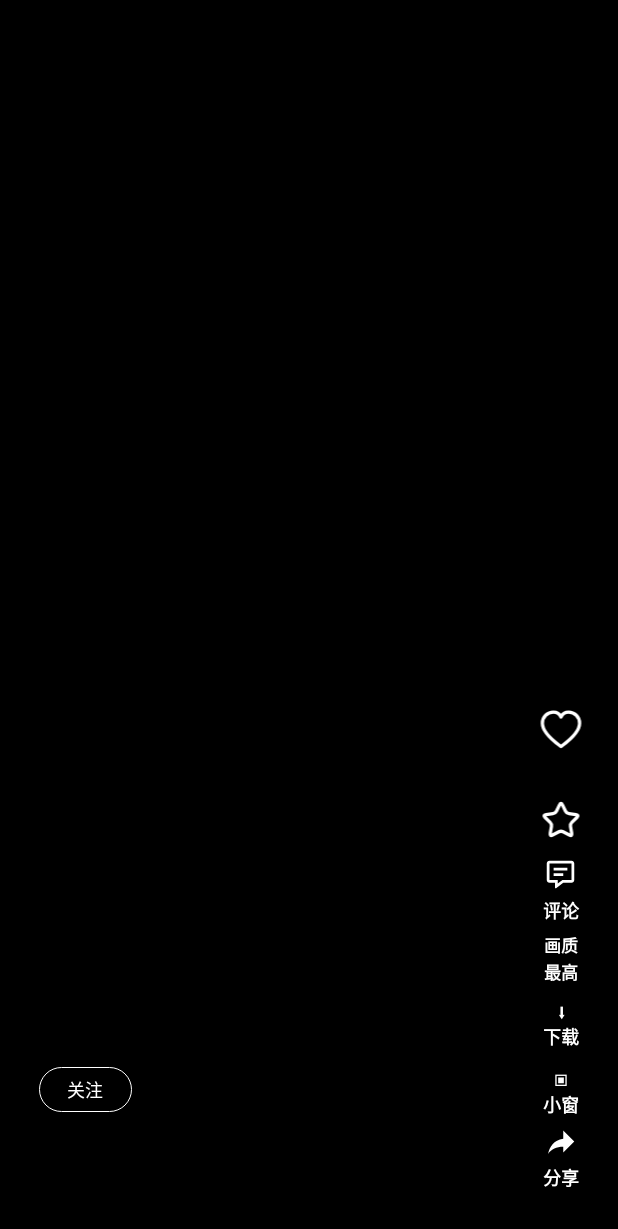
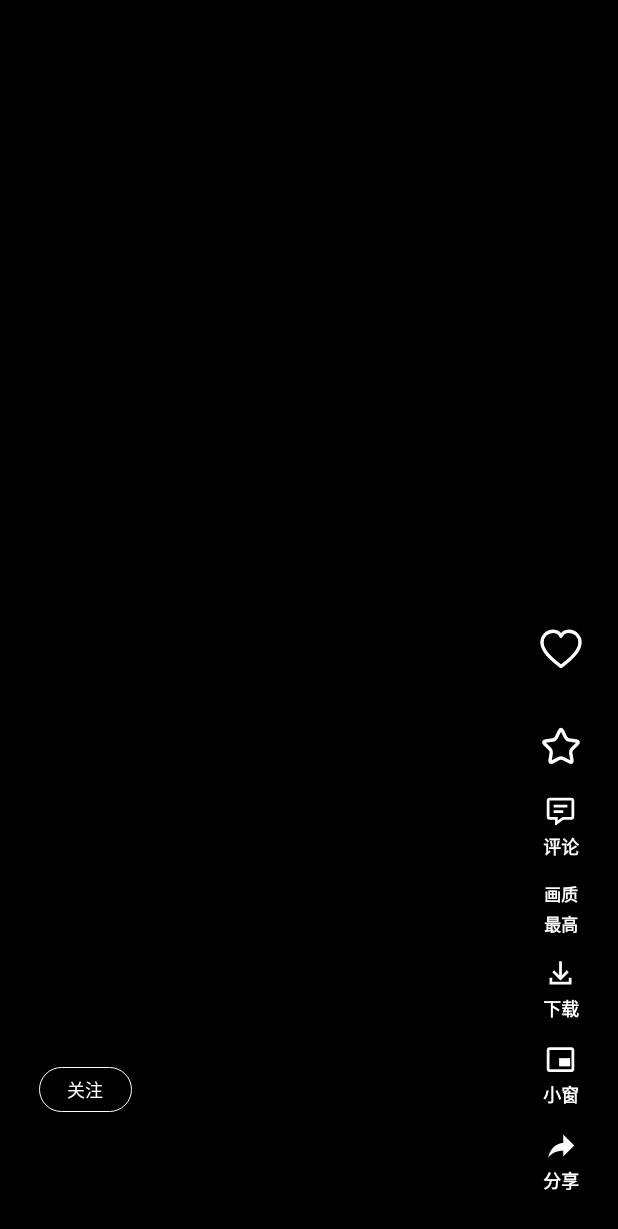
Before and after one commit to Ling-LA/IwaraFlow, an Android app: the layout item_video.xml on its own in the app's theme, with its tools: preview values and no code run, on a phone screen of 412 x 824 dp. Shown: the top 1229 px of the screen. Run offline under Robolectric (Android 15) with nearby library versions, the phone set to English and light mode, and no system bars; network calls fail.

Commit message:
tweak: even spacing in the action column, tighter icon labels, smaller like burst
- Every action button is wrap_content with a uniform 14dp gap; heart and
  star sit in 36dp boxes so the visible spacing matches the other buttons.
- Icon-to-label gap reduced to 3dp; download and PiP use vector icons
  like comments and share instead of glyph characters.
- Like burst animation 104dp → 84dp.

Co-Authored-By: Claude Fable 5.1 <noreply@anthropic.com>
Claude-Session: https://claude.ai/code/session_01EUocFrv1jFqFoLPPb33eiJ

```diff
--- /dev/null
+++ b/app/src/main/res/drawable/ic_download.xml
@@ -0,0 +1,15 @@
+<?xml version="1.0" encoding="utf-8"?>
+<!-- 下载：向下的箭头落进托盘，线条粗细和分享 / 评论图标一致。 -->
+<vector xmlns:android="http://schemas.android.com/apk/res/android"
+    android:width="22dp"
+    android:height="22dp"
+    android:viewportWidth="24"
+    android:viewportHeight="24">
+
+    <path
+        android:fillColor="#FFFFFFFF"
+        android:pathData="M11,3h2v10.2l3.6,-3.6l1.4,1.4l-6,6l-6,-6l1.4,-1.4L11,13.2z" />
+    <path
+        android:fillColor="#FFFFFFFF"
+        android:pathData="M4,15h2v3h12v-3h2v5H4z" />
+</vector>
--- /dev/null
+++ b/app/src/main/res/drawable/ic_pip.xml
@@ -0,0 +1,15 @@
+<?xml version="1.0" encoding="utf-8"?>
+<!-- 小窗：屏幕框里右下角一个小画面。 -->
+<vector xmlns:android="http://schemas.android.com/apk/res/android"
+    android:width="22dp"
+    android:height="22dp"
+    android:viewportWidth="24"
+    android:viewportHeight="24">
+
+    <path
+        android:fillColor="#FFFFFFFF"
+        android:pathData="M20,3H4C2.9,3 2,3.9 2,5v14c0,1.1 0.9,2 2,2h16c1.1,0 2,-0.9 2,-2V5C22,3.9 21.1,3 20,3zM20,19H4V5h16V19z" />
+    <path
+        android:fillColor="#FFFFFFFF"
+        android:pathData="M11,11h8v6h-8z" />
+</vector>
--- a/app/src/main/res/layout/item_video.xml
+++ b/app/src/main/res/layout/item_video.xml
@@ -111,32 +111,35 @@
         android:orientation="vertical"
         android:paddingBottom="28dp">
 
-        <!-- 和收藏按钮同尺寸：50dp 高、9dp 内边距，图标 32dp。 -->
+        <!-- 每个按钮都是 wrap_content，彼此之间统一 14dp 间距；图标和文字之间只留 3dp。
+             爱心 / 五角星图标 32dp，盒子 36dp（2dp 内边距），这样它们和别的按钮之间
+             看上去的间距才和别处一样。 -->
         <ImageView
             android:id="@+id/like"
             android:layout_width="match_parent"
-            android:layout_height="50dp"
+            android:layout_height="36dp"
             android:contentDescription="点赞"
-            android:padding="9dp"
+            android:padding="2dp"
             android:scaleType="fitCenter"
             android:src="@drawable/ic_heart_rounded_outline" />
 
-        <!-- 往上收一点，贴住爱心。 -->
         <TextView
             android:id="@+id/likeCount"
             android:layout_width="match_parent"
             android:layout_height="wrap_content"
-            android:layout_marginTop="-6dp"
+            android:layout_marginTop="1dp"
             android:gravity="center"
+            android:includeFontPadding="false"
             android:textColor="#FFFFFFFF"
             android:textSize="12sp" />
 
         <ImageView
             android:id="@+id/favorite"
             android:layout_width="match_parent"
-            android:layout_height="50dp"
+            android:layout_height="36dp"
+            android:layout_marginTop="14dp"
             android:contentDescription="收藏"
-            android:padding="9dp"
+            android:padding="2dp"
             android:scaleType="fitCenter"
             android:src="@drawable/ic_star_rounded_outline" />
 
@@ -144,10 +147,12 @@
         <TextView
             android:id="@+id/comments"
             android:layout_width="match_parent"
-            android:layout_height="46dp"
+            android:layout_height="wrap_content"
+            android:layout_marginTop="14dp"
             android:drawableTop="@drawable/ic_comment"
-            android:drawablePadding="2dp"
+            android:drawablePadding="3dp"
             android:gravity="center"
+            android:includeFontPadding="false"
             android:text="评论"
             android:textColor="#FFFFFFFF"
             android:textSize="12sp"
@@ -156,20 +161,26 @@
         <TextView
             android:id="@+id/quality"
             android:layout_width="match_parent"
-            android:layout_height="42dp"
+            android:layout_height="wrap_content"
+            android:layout_marginTop="14dp"
             android:gravity="center"
+            android:includeFontPadding="false"
+            android:lineSpacingExtra="3dp"
             android:text="画质\n最高"
             android:textColor="#FFFFFFFF"
             android:textSize="11sp"
-            android:lineSpacingExtra="1dp"
             android:textStyle="bold" />
 
         <TextView
             android:id="@+id/download"
             android:layout_width="match_parent"
-            android:layout_height="46dp"
+            android:layout_height="wrap_content"
+            android:layout_marginTop="14dp"
+            android:drawableTop="@drawable/ic_download"
+            android:drawablePadding="3dp"
             android:gravity="center"
-            android:text="⬇\n下载"
+            android:includeFontPadding="false"
+            android:text="下载"
             android:textColor="#FFFFFFFF"
             android:textSize="12sp"
             android:textStyle="bold" />
@@ -177,9 +188,13 @@
         <TextView
             android:id="@+id/pip"
             android:layout_width="match_parent"
-            android:layout_height="44dp"
+            android:layout_height="wrap_content"
+            android:layout_marginTop="14dp"
+            android:drawableTop="@drawable/ic_pip"
+            android:drawablePadding="3dp"
             android:gravity="center"
-            android:text="▣\n小窗"
+            android:includeFontPadding="false"
+            android:text="小窗"
             android:textColor="#FFFFFFFF"
             android:textSize="12sp"
             android:textStyle="bold" />
@@ -187,10 +202,12 @@
         <TextView
             android:id="@+id/share"
             android:layout_width="match_parent"
-            android:layout_height="46dp"
+            android:layout_height="wrap_content"
+            android:layout_marginTop="14dp"
             android:drawableTop="@drawable/ic_share"
-            android:drawablePadding="2dp"
+            android:drawablePadding="3dp"
             android:gravity="center"
+            android:includeFontPadding="false"
             android:text="分享"
             android:textColor="#FFFFFFFF"
             android:textSize="12sp"
```
Also changed, not shown: 1 other file.
